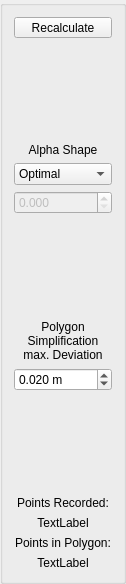
The window that src/gui/FieldsOptimitionToolbar.ui (eringerli/QtOpenGuidance) describes before a commit, drawn with Qt 5.
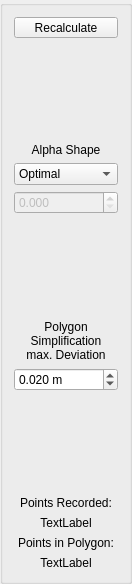
The same window after the commit. Icons and pictures are not drawn.

```diff
--- a/src/gui/FieldsOptimitionToolbar.ui
+++ b/src/gui/FieldsOptimitionToolbar.ui
@@ -6,7 +6,7 @@
    <rect>
     <x>0</x>
     <y>0</y>
-    <width>126</width>
+    <width>132</width>
     <height>584</height>
    </rect>
   </property>
```
Left out of the diff: 9 changed lines with no effect on the pictures.
